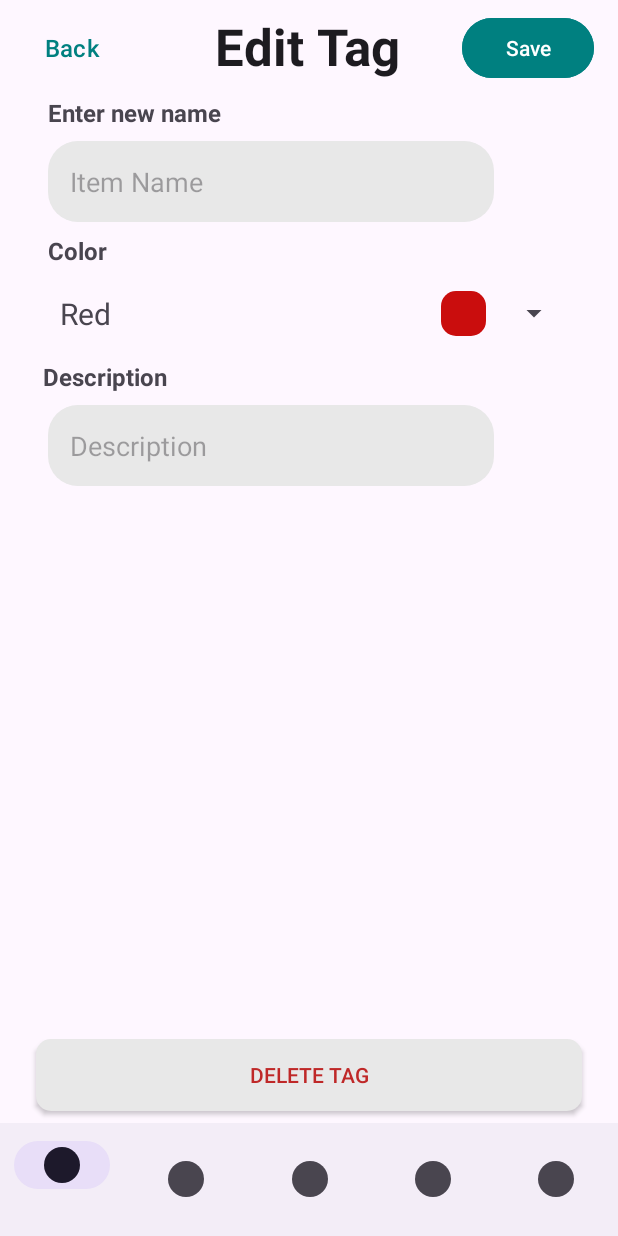
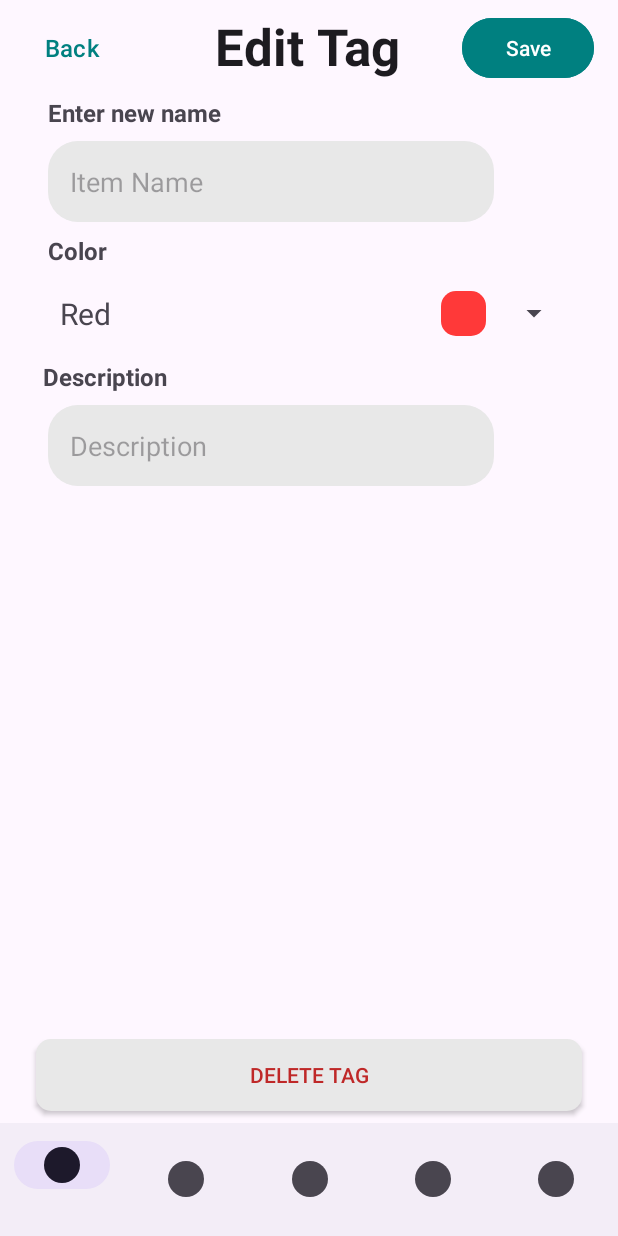
Before and after one commit to CMPUT301F23T03/BlackBox, an Android app: the fragment TagEditFragment placed in its activity, on a phone screen of 412 x 824 dp. Run offline under Robolectric (Android 15) with nearby library versions, the phone set to English and light mode, and no system bars; our stand-ins replace Firebase (no records; nobody signed in at launch, a user with empty details on screens opened directly); 4 statements that could not run were skipped.

Commit message:
Tags now have colors

```diff
--- a/app/src/main/java/com/example/blackbox/StringFormatter.java
+++ b/app/src/main/java/com/example/blackbox/StringFormatter.java
@@ -16,7 +16,7 @@ public class StringFormatter {
      */
     public static String getMonetaryString(Double value){
         // Define the desired format
-        DecimalFormat decimalFormat = new DecimalFormat("#,###.00");
+        DecimalFormat decimalFormat = new DecimalFormat("#,##0.00");
         String formattedStr = "$" + decimalFormat.format(value);
 
         return formattedStr;
--- a/app/src/main/res/layout/inventory_fragment.xml
+++ b/app/src/main/res/layout/inventory_fragment.xml
@@ -64,7 +64,8 @@
             app:layout_constraintBottom_toTopOf="@+id/add_button"
             app:layout_constraintEnd_toEndOf="parent"
             app:layout_constraintStart_toStartOf="parent"
-            app:layout_constraintTop_toBottomOf="@+id/item_list" />
+            app:layout_constraintTop_toBottomOf="@+id/item_list"
+            app:layout_constraintVertical_bias="0.0" />
 
         <Button
             android:id="@+id/sort_button"
--- a/app/src/main/res/values/colors.xml
+++ b/app/src/main/res/values/colors.xml
@@ -7,9 +7,9 @@
     <color name="gray01">#F6F6F6</color>
     <color name="gray02">#E8E8E8</color>
     <color name="gray04">#666666</color>
-    <color name="red">#CA0D0D</color>
-    <color name="orange">#EC4F06</color>
-    <color name="yellow">#FFC618</color>
+    <color name="red">#FF3939</color>
+    <color name="orange">#FF973C</color>
+    <color name="yellow">#FFE355</color>
     <color name="green">#149C0A</color>
     <color name="blue">#154FDD</color>
     <color name="purple">#680DD1</color>
```
Also changed, not shown: app/src/main/java/com/example/blackbox/InventoryListAdapter.java (+27 -4 lines), app/src/main/java/com/example/blackbox/Item.java (+7 -3 lines), app/src/main/res/layout/item_list.xml (+17 -5 lines).
